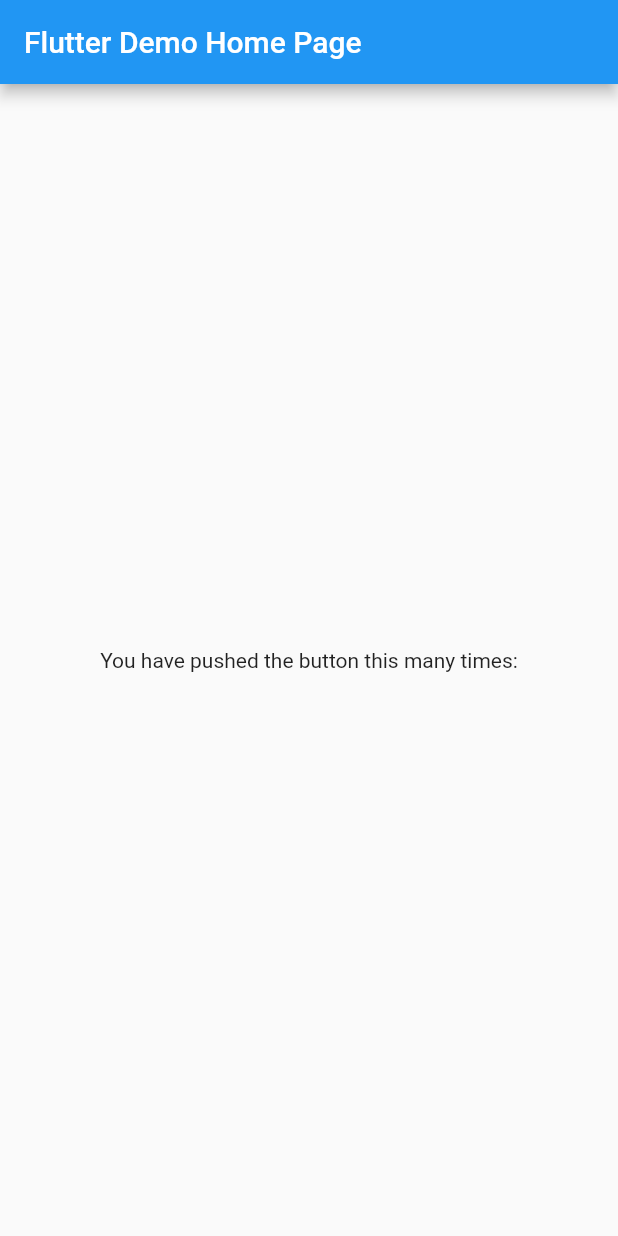
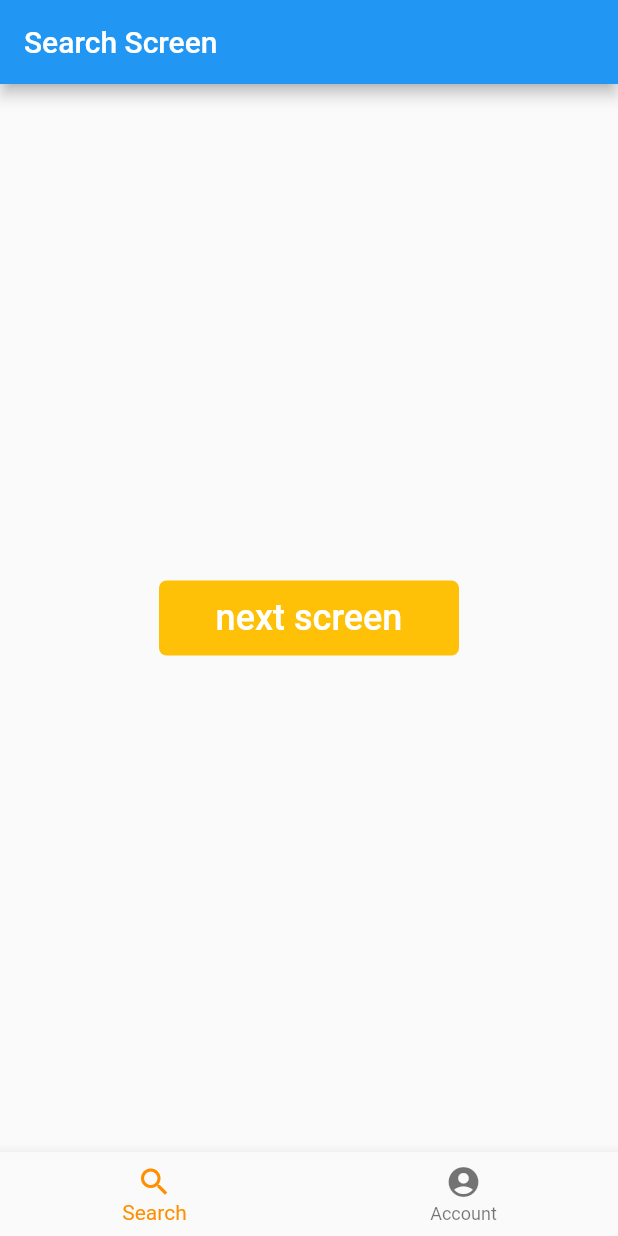
Before and after one commit to canisterism/flutter_bottom_navbar, a Flutter app: the screen it shows after launch, on a phone screen of 412 x 824 dp. Run offline on Flutter 3.47's test engine with Material 2 defaults, Android fonts, the phone set to English and light mode, and no system bars.

Commit message:
:+1: create simple layout

```diff
--- a/lib/main.dart
+++ b/lib/main.dart
@@ -10,32 +10,57 @@ class MyApp extends StatelessWidget {
       theme: ThemeData(
         primarySwatch: Colors.blue,
       ),
-      home: MyHomePage(title: 'Flutter Demo Home Page'),
+      home: MainPage(),
     );
   }
 }
 
-class MyHomePage extends StatelessWidget {
-  MyHomePage({this.title});
+class MainPage extends StatefulWidget {
+  const MainPage({Key key}) : super(key: key);
 
-  final String title;
+  @override
+  _MainPageState createState() => _MainPageState();
+}
 
+class _MainPageState extends State<MainPage> {
   @override
   Widget build(BuildContext context) {
     return Scaffold(
       appBar: AppBar(
-        title: Text(title),
+        title: Text('Search Screen'),
       ),
       body: Center(
         child: Column(
           mainAxisAlignment: MainAxisAlignment.center,
           children: <Widget>[
-            Text(
-              'You have pushed the button this many times:',
+            FlatButton(
+              onPressed: () => print('tapped'),
+              child: Container(
+                width: 200,
+                height: 50,
+                decoration: BoxDecoration(
+                  color: Colors.amber,
+                  borderRadius: BorderRadius.circular(5),
+                ),
+                child: Center(
+                    child: Text(
+                  'next screen',
+                  style: TextStyle(fontSize: 24, color: Colors.white),
+                )),
+              ),
             ),
           ],
         ),
       ),
+      bottomNavigationBar: BottomNavigationBar(
+        items: [
+          BottomNavigationBarItem(
+              title: Text('Search'), icon: Icon(Icons.search)),
+          BottomNavigationBarItem(
+              title: Text('Account'), icon: Icon(Icons.account_circle)),
+        ],
+        selectedItemColor: Colors.amber[800],
+      ),
     );
   }
 }
```
